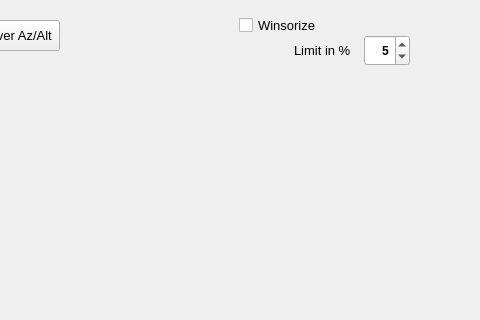
This is mountwizzard/gui/analyse_dialog_ui.ui in sayitfast/MountWizzard3 as Qt 5 draws it before an edit; both pictures show x 311 to 791 and y 0 to 320 of the 791 by 641 pixel window. The edited form follows.
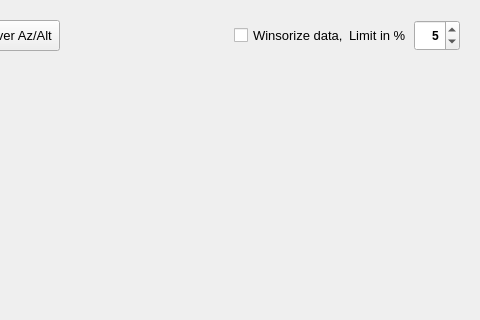
This is the edited form.

Commit message: added config for winsorized data

Diff of the .ui file:
```diff
--- a/mountwizzard/gui/analyse_dialog_ui.ui
+++ b/mountwizzard/gui/analyse_dialog_ui.ui
@@ -110,9 +110,9 @@
   <widget class="QCheckBox" name="checkWinsorize">
    <property name="geometry">
     <rect>
-     <x>550</x>
-     <y>10</y>
-     <width>101</width>
+     <x>545</x>
+     <y>20</y>
+     <width>111</width>
      <height>31</height>
     </rect>
    </property>
@@ -128,7 +128,7 @@
     <enum>Qt::LeftToRight</enum>
    </property>
    <property name="text">
-    <string>Winsorize</string>
+    <string>Winsorize data,</string>
    </property>
    <property name="checked">
     <bool>false</bool>
@@ -137,8 +137,8 @@
   <widget class="QDoubleSpinBox" name="winsorizeLimit">
    <property name="geometry">
     <rect>
-     <x>675</x>
-     <y>35</y>
+     <x>725</x>
+     <y>20</y>
      <width>46</width>
      <height>31</height>
     </rect>
@@ -175,8 +175,8 @@
   <widget class="QLabel" name="label_201">
    <property name="geometry">
     <rect>
-     <x>605</x>
-     <y>35</y>
+     <x>660</x>
+     <y>20</y>
      <width>61</width>
      <height>31</height>
     </rect>
```
The commit also changes 2 other files.
